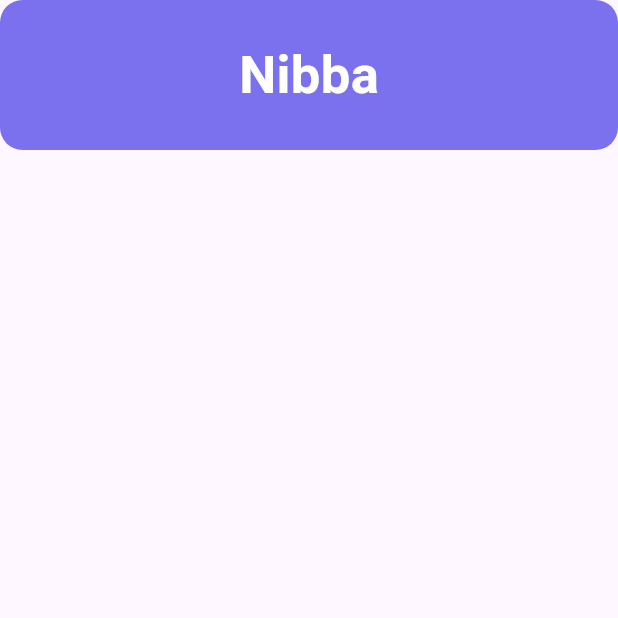
After one commit to Antony-Berlin/nibba, a Flutter app: the initPage screen opened directly, on a phone screen of 412 x 824 dp, the top half of it. The commit adds this screen. Run offline on Flutter 3.47's test engine with Material 3 defaults, Android fonts, the phone set to English and light mode, and no system bars; our stand-ins replace bloc, dio, flutter_bloc; Roboto replaces fonts that are missing (dekko).

Commit message:
don't know what i changed

```diff
--- a/lib/bloc/chat_state.dart
+++ b/lib/bloc/chat_state.dart
@@ -16,3 +16,6 @@ class EligibiltyCheckState extends ChatState{
 
   EligibiltyCheckState({required this.elies});
 }
+class InitState extends ChatState{
+
+}
--- a/lib/main.dart
+++ b/lib/main.dart
@@ -1,5 +1,7 @@
 import "package:flutter/material.dart";
 import "package:nibba/pages/home_page.dart";
+import "package:nibba/pages/init_page.dart";
+// import 'package:splashscreen/splashscreen.dart';
 
 void main() => runApp(new MyApp());
 
--- a/lib/pages/home_page.dart
+++ b/lib/pages/home_page.dart
@@ -280,9 +280,10 @@ class _HomePageState extends State<HomePage> {
                                     // Show Snackbar based on eligibility
                                   if(!answeredAll){
                                       ScaffoldMessenger.of(context).showSnackBar(SnackBar(
-                                        content: Text("please answer all the questions"+answers.toString()),
+                                        content: Text("please answer all the questions"),
                                       ));
                                   }else{
+                                    answers = [];
                                     chatBloc.add(EligibilityResultEvent(result: eligible ? "yes you are eligible":"you are not eligible"));
                                   }
 
--- /dev/null
+++ b/lib/pages/init_page.dart
@@ -0,0 +1,50 @@
+import 'dart:async';
+
+import 'package:flutter/material.dart';
+import 'package:nibba/pages/home_page.dart';
+
+class initPage extends StatefulWidget {
+  const initPage({super.key});
+
+  @override
+  State<initPage> createState() => _initPageState();
+}
+
+class _initPageState extends State<initPage> {
+  @override
+  Widget build(BuildContext context) {
+    return Scaffold(
+      body: Container(
+        child: Column(
+          children: [
+            Container(
+                        height: 100,
+
+                        decoration: BoxDecoration(
+                          borderRadius: BorderRadius.circular(15),
+                          color: const Color(0xff7b70ee),
+                        ),
+                        child: const Center(
+                          child: Text(
+                            "Nibba",
+                            style: TextStyle(
+                                fontWeight: FontWeight.bold,
+                                color: Color(0xFFfefefe),
+                                fontSize: 35,
+                                fontFamily: 'dekko'),
+                          ),
+                        ),
+                      ),
+            Center(
+              child: Column(
+                children: [
+                  // ElevatedButton(onPressed: onPressed, child: child)
+                ]
+              ),
+            )
+          ]
+        ),
+      ),
+    );
+  }
+}
--- a/lib/repos/chat_repo.dart
+++ b/lib/repos/chat_repo.dart
@@ -16,7 +16,7 @@ class ChatRepo{
 
     try{
       print( previousMessages.map((e) => e.toMap()).toList() );
-      final response = await dio.post("http://127.0.0.1:8000/chat/",
+      final response = await dio.post("http://localhost/chat/",
         data: {
           "contents": previousMessages.map((e) => e.toMap()).toList()
 
@@ -40,7 +40,7 @@ class ChatRepo{
     try{
       List<ChatMessageModel> message = previousMessages.sublist(0,previousMessages.length-1);
 
-      final response = await dio.post("http://127.0.0.1:8000/chat/",
+      final response = await dio.post("http://localhost/chat/",
         data: {
           "contents": message.map((e) => e.toMap()).toList()
 
--- a/pubspec.yaml
+++ b/pubspec.yaml
@@ -34,6 +34,7 @@ dependencies:
   flutter_bloc:
   dio:
   lottie:
+  # splashscreen:
 
 
   # The following adds the Cupertino Icons font to your application.
```
Also changed, not shown: lib/pages/splash.dart (added, +33 -0 lines).
